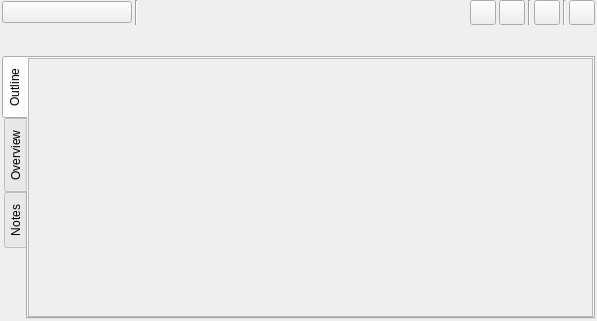
This is ui/story_structure_settings.ui in zkovari/plotlyst as Qt 5 draws it before an edit. The edited form follows.
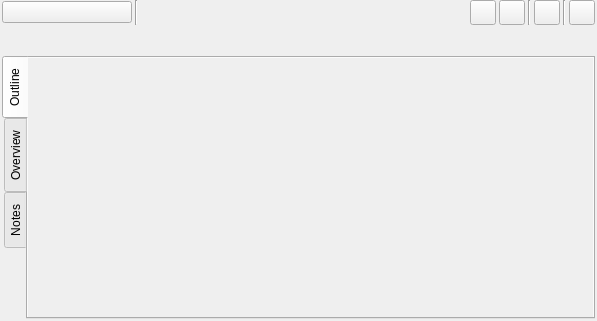
This is the edited form. Custom widgets are drawn as their Qt base class.

```diff
--- a/ui/story_structure_settings.ui
+++ b/ui/story_structure_settings.ui
@@ -235,6 +235,9 @@
        </property>
        <item>
         <widget class="QScrollArea" name="scrollArea_3">
+         <property name="frameShape">
+          <enum>QFrame::NoFrame</enum>
+         </property>
          <property name="widgetResizable">
           <bool>true</bool>
          </property>
@@ -243,8 +246,8 @@
            <rect>
             <x>0</x>
             <y>0</y>
-            <width>563</width>
-            <height>254</height>
+            <width>565</width>
+            <height>256</height>
            </rect>
           </property>
          </widget>
```
Left out of the diff: 8 changed lines with no effect on the pictures.
